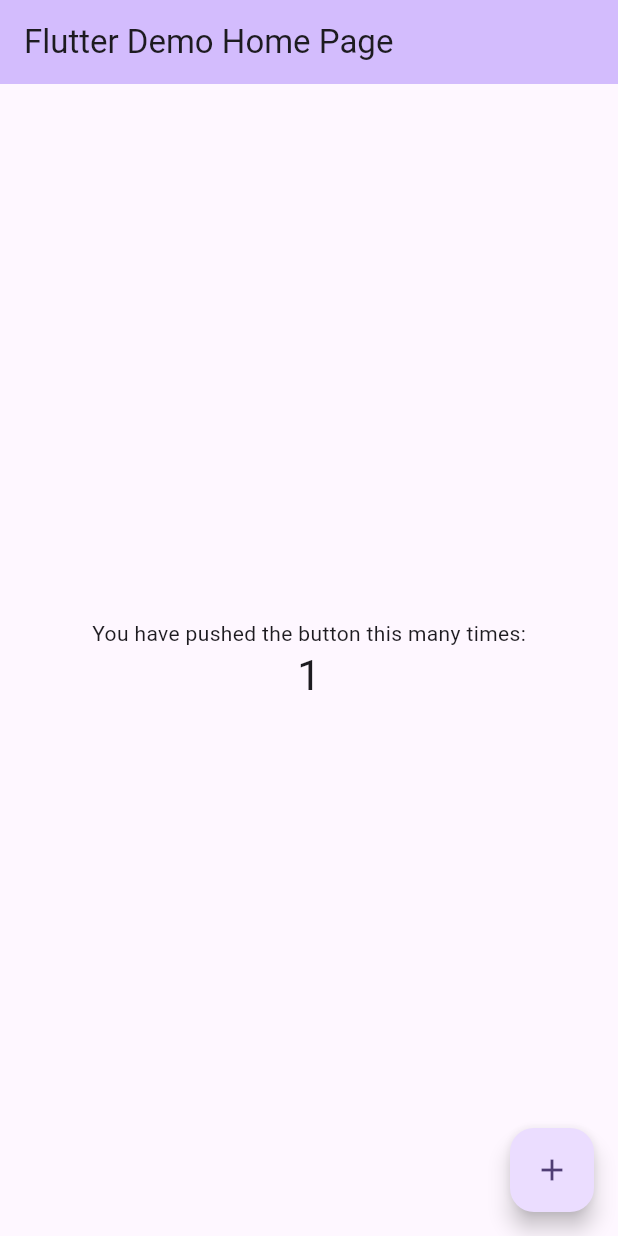
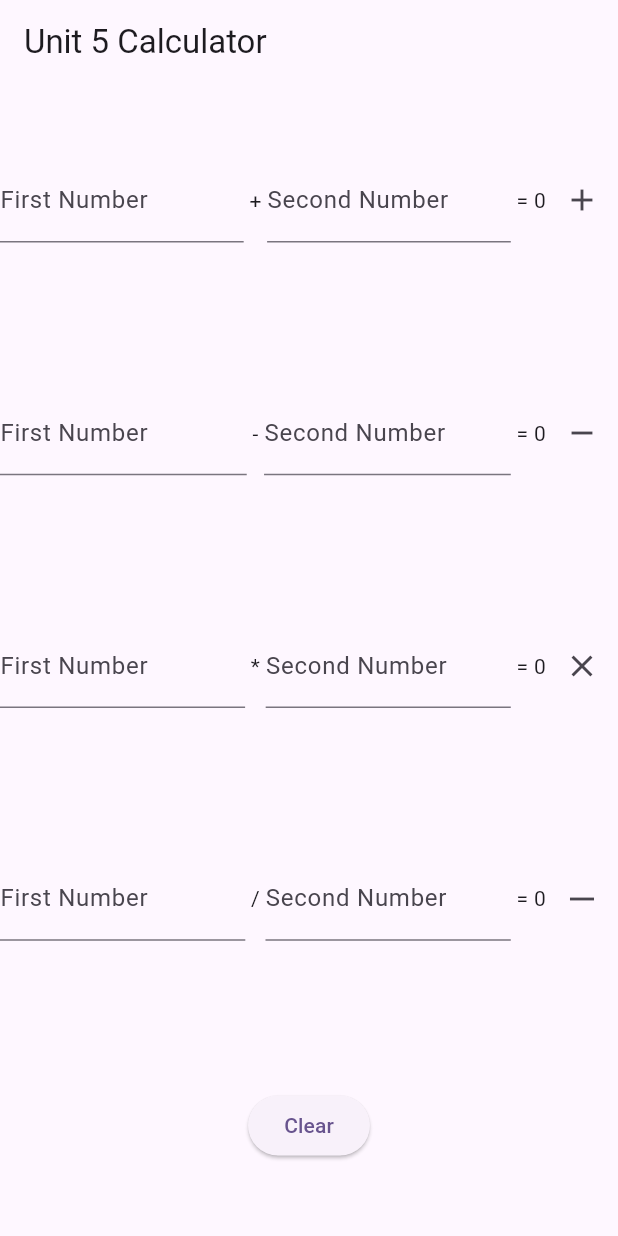
Before and after one commit to agustineuriel/assignment_7, a Flutter app: the screen it shows after launch, after a tap on the "add" icon, on a phone screen of 412 x 824 dp. Run offline on Flutter 3.47's test engine with Material 3 defaults, Android fonts, the phone set to English and light mode, and no system bars.

Commit message:
added other functions to the calculator code given

```diff
--- a/lib/main.dart
+++ b/lib/main.dart
@@ -7,119 +7,223 @@ void main() {
 class MyApp extends StatelessWidget {
   const MyApp({super.key});
 
-  // This widget is the root of your application.
   @override
   Widget build(BuildContext context) {
     return MaterialApp(
       title: 'Flutter Demo',
       theme: ThemeData(
-        // This is the theme of your application.
-        //
-        // TRY THIS: Try running your application with "flutter run". You'll see
-        // the application has a purple toolbar. Then, without quitting the app,
-        // try changing the seedColor in the colorScheme below to Colors.green
-        // and then invoke "hot reload" (save your changes or press the "hot
-        // reload" button in a Flutter-supported IDE, or press "r" if you used
-        // the command line to start the app).
-        //
-        // Notice that the counter didn't reset back to zero; the application
-        // state is not lost during the reload. To reset the state, use hot
-        // restart instead.
-        //
-        // This works for code too, not just values: Most code changes can be
-        // tested with just a hot reload.
         colorScheme: ColorScheme.fromSeed(seedColor: Colors.deepPurple),
         useMaterial3: true,
       ),
-      home: const MyHomePage(title: 'Flutter Demo Home Page'),
+      home: const CalculatorScreen(),
     );
   }
 }
 
-class MyHomePage extends StatefulWidget {
-  const MyHomePage({super.key, required this.title});
-
-  // This widget is the home page of your application. It is stateful, meaning
-  // that it has a State object (defined below) that contains fields that affect
-  // how it looks.
-
-  // This class is the configuration for the state. It holds the values (in this
-  // case the title) provided by the parent (in this case the App widget) and
-  // used by the build method of the State. Fields in a Widget subclass are
-  // always marked "final".
-
-  final String title;
+class CalculatorScreen extends StatefulWidget {
+  const CalculatorScreen({super.key});
 
   @override
-  State<MyHomePage> createState() => _MyHomePageState();
+  State<CalculatorScreen> createState() => _CalculatorScreenState();
 }
 
-class _MyHomePageState extends State<MyHomePage> {
-  int _counter = 0;
+class _CalculatorScreenState extends State<CalculatorScreen> {
+  int firstNum = 0;
+  int secondNum = 0;
+  int result = 0;
 
-  void _incrementCounter() {
+  TextEditingController firstController = TextEditingController();
+  TextEditingController secondController = TextEditingController();
+
+  void _performOperation(String operation) {
     setState(() {
-      // This call to setState tells the Flutter framework that something has
-      // changed in this State, which causes it to rerun the build method below
-      // so that the display can reflect the updated values. If we changed
-      // _counter without calling setState(), then the build method would not be
-      // called again, and so nothing would appear to happen.
-      _counter++;
+      switch (operation) {
+        case '+':
+          result = firstNum + secondNum;
+          break;
+        case '-':
+          result = firstNum - secondNum;
+          break;
+        case '*':
+          result = firstNum * secondNum;
+          break;
+        case '/':
+          if (secondNum != 0) {
+            result = firstNum ~/ secondNum;
+          } else {
+            result = 0; // Handle division by zero
+          }
+          break;
+      }
+    });
+  }
+
+  void _clearInput() {
+    setState(() {
+      firstController.clear();
+      secondController.clear();
+      result = 0;
+      firstNum = 0;
+      secondNum = 0;
     });
   }
 
   @override
   Widget build(BuildContext context) {
-    // This method is rerun every time setState is called, for instance as done
-    // by the _incrementCounter method above.
-    //
-    // The Flutter framework has been optimized to make rerunning build methods
-    // fast, so that you can just rebuild anything that needs updating rather
-    // than having to individually change instances of widgets.
     return Scaffold(
       appBar: AppBar(
-        // TRY THIS: Try changing the color here to a specific color (to
-        // Colors.amber, perhaps?) and trigger a hot reload to see the AppBar
-        // change color while the other colors stay the same.
-        backgroundColor: Theme.of(context).colorScheme.inversePrimary,
-        // Here we take the value from the MyHomePage object that was created by
-        // the App.build method, and use it to set our appbar title.
-        title: Text(widget.title),
+        title: const Text("Unit 5 Calculator"),
       ),
-      body: Center(
-        // Center is a layout widget. It takes a single child and positions it
-        // in the middle of the parent.
-        child: Column(
-          // Column is also a layout widget. It takes a list of children and
-          // arranges them vertically. By default, it sizes itself to fit its
-          // children horizontally, and tries to be as tall as its parent.
-          //
-          // Column has various properties to control how it sizes itself and
-          // how it positions its children. Here we use mainAxisAlignment to
-          // center the children vertically; the main axis here is the vertical
-          // axis because Columns are vertical (the cross axis would be
-          // horizontal).
-          //
-          // TRY THIS: Invoke "debug painting" (choose the "Toggle Debug Paint"
-          // action in the IDE, or press "p" in the console), to see the
-          // wireframe for each widget.
-          mainAxisAlignment: MainAxisAlignment.center,
-          children: <Widget>[
-            const Text(
-              'You have pushed the button this many times:',
-            ),
-            Text(
-              '$_counter',
-              style: Theme.of(context).textTheme.headlineMedium,
-            ),
-          ],
-        ),
+      body: Column(
+        mainAxisAlignment: MainAxisAlignment.spaceAround,
+        children: [
+          // Addition Row
+          Row(
+            mainAxisAlignment: MainAxisAlignment.spaceAround,
+            children: [
+              Expanded(
+                child: TextField(
+                  controller: firstController,
+                  decoration: const InputDecoration(labelText: "First Number"),
+                  onChanged: (value) {
+                    setState(() {
+                      firstNum = int.tryParse(value) ?? 0;
+                    });
+                  },
+                ),
+              ),
+              const Text(" + "),
+              Expanded(
+                child: TextField(
+                  controller: secondController,
+                  decoration: const InputDecoration(labelText: "Second Number"),
+                  onChanged: (value) {
+                    setState(() {
+                      secondNum = int.tryParse(value) ?? 0;
+                    });
+                  },
+                ),
+              ),
+              Text(' = $result'),
+              IconButton(
+                icon: const Icon(Icons.add),
+                onPressed: () => _performOperation('+'),
+              ),
+            ],
+          ),
+
+          // Subtraction Row
+          Row(
+            mainAxisAlignment: MainAxisAlignment.spaceAround,
+            children: [
+              Expanded(
+                child: TextField(
+                  controller: firstController,
+                  decoration: const InputDecoration(labelText: "First Number"),
+                  onChanged: (value) {
+                    setState(() {
+                      firstNum = int.tryParse(value) ?? 0;
+                    });
+                  },
+                ),
+              ),
+              const Text(" - "),
+              Expanded(
+                child: TextField(
+                  controller: secondController,
+                  decoration: const InputDecoration(labelText: "Second Number"),
+                  onChanged: (value) {
+                    setState(() {
+                      secondNum = int.tryParse(value) ?? 0;
+                    });
+                  },
+                ),
+              ),
+              Text(' = $result'),
+              IconButton(
+                icon: const Icon(Icons.remove),
+                onPressed: () => _performOperation('-'),
+              ),
+            ],
+          ),
+
+          // Multiplication Row
+          Row(
+            mainAxisAlignment: MainAxisAlignment.spaceAround,
+            children: [
+              Expanded(
+                child: TextField(
+                  controller: firstController,
+                  decoration: const InputDecoration(labelText: "First Number"),
+                  onChanged: (value) {
+                    setState(() {
+                      firstNum = int.tryParse(value) ?? 0;
+                    });
+                  },
+                ),
+              ),
+              const Text(" * "),
+              Expanded(
+                child: TextField(
+                  controller: secondController,
+                  decoration: const InputDecoration(labelText: "Second Number"),
+                  onChanged: (value) {
+                    setState(() {
+                      secondNum = int.tryParse(value) ?? 0;
+                    });
+                  },
+                ),
+              ),
+              Text(' = $result'),
+              IconButton(
+                icon: const Icon(Icons.close),
+                onPressed: () => _performOperation('*'),
+              ),
+            ],
+          ),
+
+          // Division Row
+          Row(
+            mainAxisAlignment: MainAxisAlignment.spaceAround,
+            children: [
+              Expanded(
+                child: TextField(
+                  controller: firstController,
+                  decoration: const InputDecoration(labelText: "First Number"),
+                  onChanged: (value) {
+                    setState(() {
+                      firstNum = int.tryParse(value) ?? 0;
+                    });
+                  },
+                ),
+              ),
+              const Text(" / "),
+              Expanded(
+                child: TextField(
+                  controller: secondController,
+                  decoration: const InputDecoration(labelText: "Second Number"),
+                  onChanged: (value) {
+                    setState(() {
+                      secondNum = int.tryParse(value) ?? 0;
+                    });
+                  },
+                ),
+              ),
+              Text(' = $result'),
+              IconButton(
+                icon: const Icon(Icons.horizontal_rule), // Corrected Icon
+                onPressed: () => _performOperation('/'),
+              ),
+            ],
+          ),
+
+          // Clear Button
+          ElevatedButton(
+            onPressed: _clearInput,
+            child: const Text('Clear'),
+          ),
+        ],
       ),
-      floatingActionButton: FloatingActionButton(
-        onPressed: _incrementCounter,
-        tooltip: 'Increment',
-        child: const Icon(Icons.add),
-      ), // This trailing comma makes auto-formatting nicer for build methods.
     );
   }
 }
```
